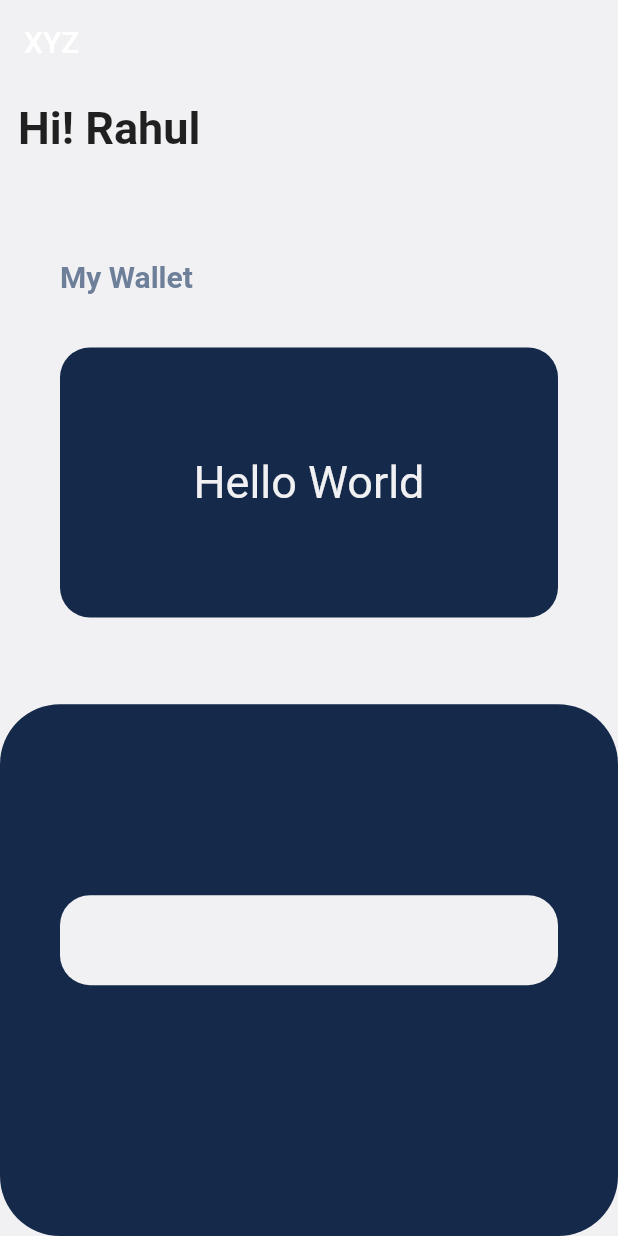
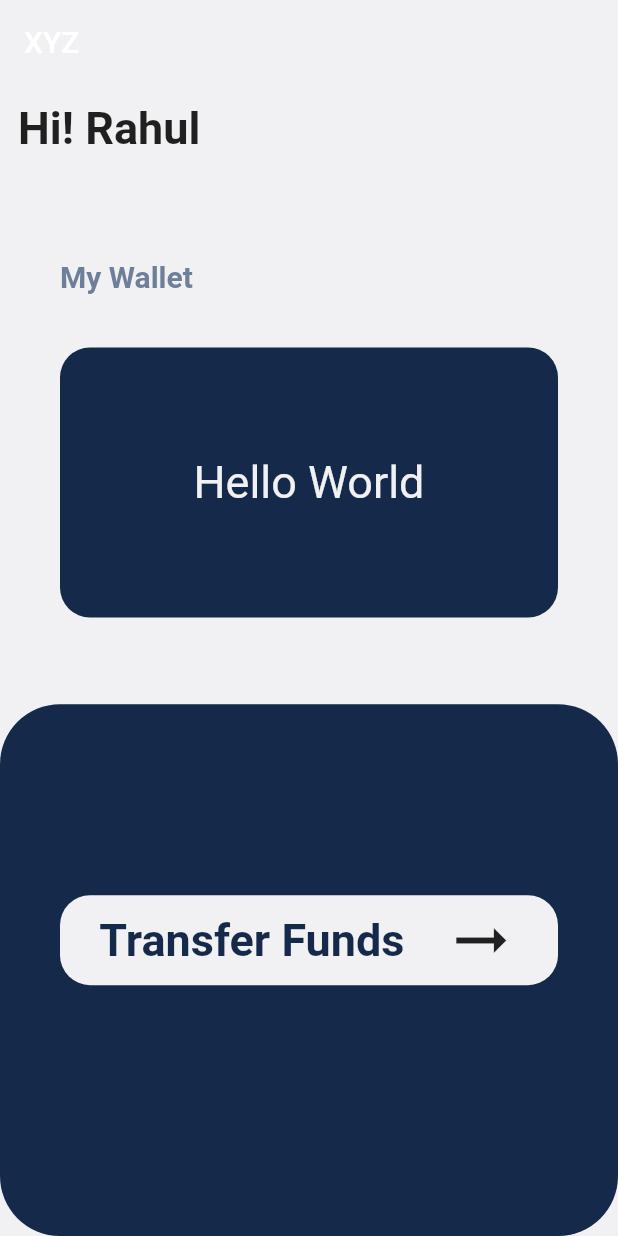
Before and after one commit to abhisinha2001/hack_blockchain, a Flutter app: the screen it shows after launch, on a phone screen of 412 x 824 dp. Run offline on Flutter 3.47's test engine with Material 2 defaults, Android fonts, the phone set to English and light mode, and no system bars; missing offline and left inert: flutter_awesome_buttons.

Commit message:
Added Transfer funds button

```diff
--- a/lib/app.dart
+++ b/lib/app.dart
@@ -97,12 +97,35 @@ class _MyAppState extends State<MyApp> {
                       children: [
                         Padding(
                           padding: const EdgeInsets.symmetric(horizontal: 40),
+                          child: GestureDetector(
+                            onTap: () {},
                             child: Container(
                               height: 60,
                               width: double.infinity,
                               decoration: BoxDecoration(
                                 color: lightGrey,
                                 borderRadius: BorderRadius.circular(20),
+                              ),
+                              child: Center(
+                                child: Row(
+                                  mainAxisAlignment:
+                                      MainAxisAlignment.spaceEvenly,
+                                  children: [
+                                    Text(
+                                      'Transfer Funds',
+                                      style: TextStyle(
+                                        fontSize: 30,
+                                        fontWeight: FontWeight.bold,
+                                        color: navyBlue1,
+                                      ),
+                                    ),
+                                    Icon(
+                                      Icons.arrow_right_alt,
+                                      size: 50,
+                                    ),
+                                  ],
+                                ),
+                              ),
                             ),
                           ),
                         ),
```
Lines whose indentation alone changed are shown as unchanged.
